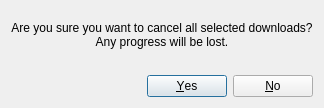
The window that gui/ui/Dialogs/cancelDownloadsDialog.ui (ClaudiaRaffaelli/FileDownloader) describes before a commit, drawn with Qt 5.
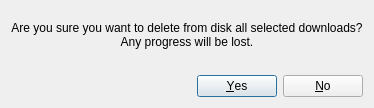
The same window after the commit.

Commit message: Deleting of downloads (abort)

```diff
--- a/gui/ui/Dialogs/cancelDownloadsDialog.ui
+++ b/gui/ui/Dialogs/cancelDownloadsDialog.ui
@@ -46,7 +46,7 @@
          <item>
           <widget class="QLabel" name="label">
            <property name="text">
-            <string>Are you sure you want to cancel all selected downloads? 
+            <string>Are you sure you want to delete from disk all selected downloads? 
 Any progress will be lost.</string>
            </property>
            <property name="alignment">
```
Left out of the diff: 2 changed lines with no effect on the pictures. The commit also changes 3 other files.
